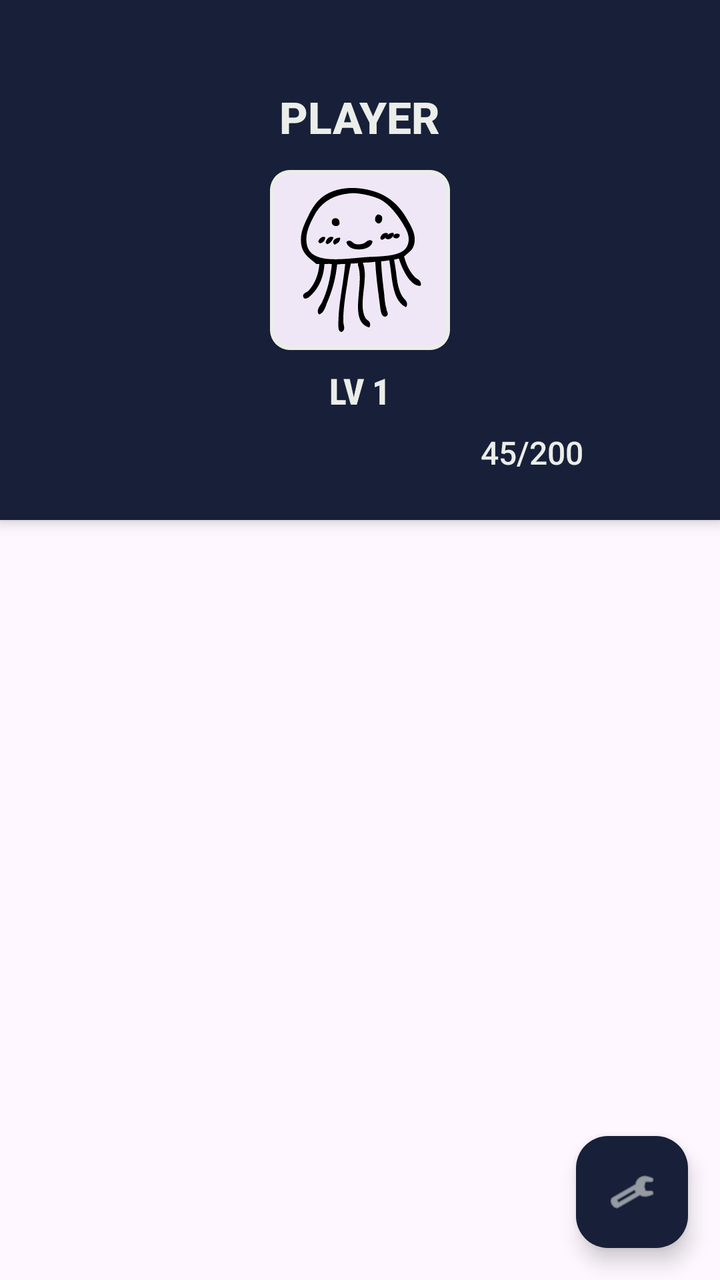
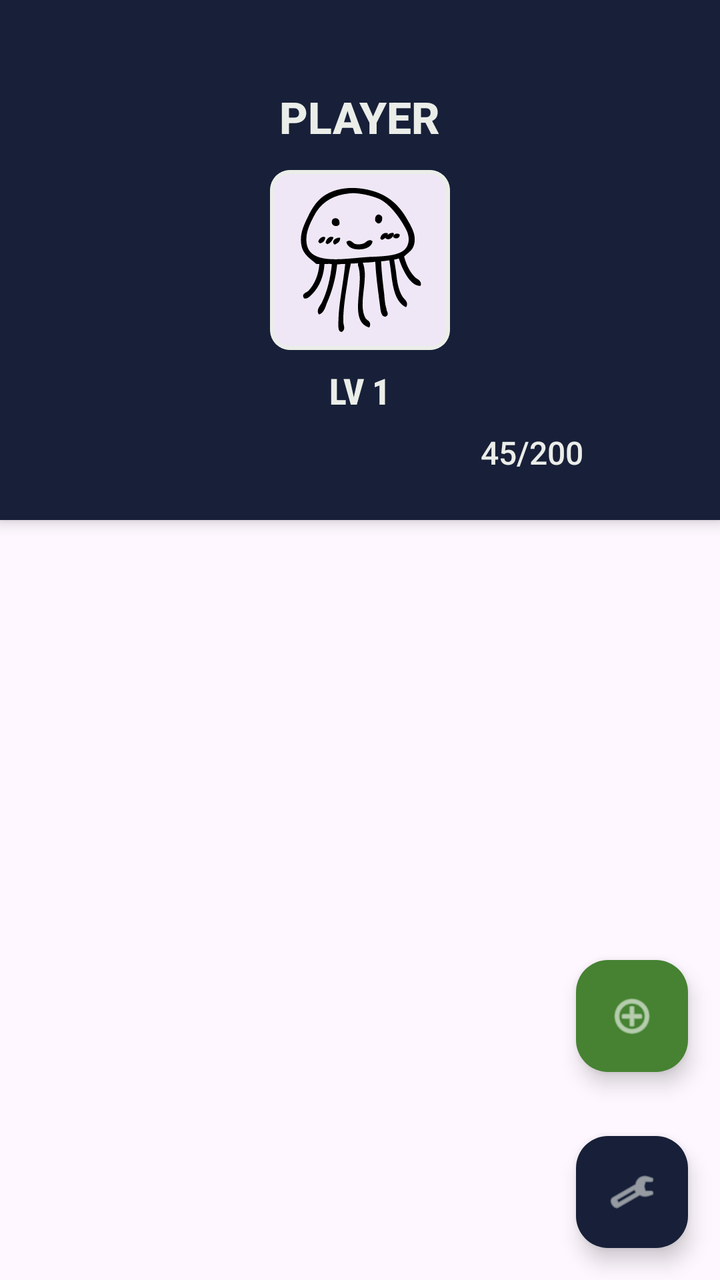

Before-and-after screenshots of an Android layout around one commit, followed by the original layout XML and the change that was made.
<!-- AndroidManifest.xml: application theme Theme.Academo -->
<!-- res/layout/activity_home.xml -->
<?xml version="1.0" encoding="utf-8"?>
<RelativeLayout
    xmlns:android="http://schemas.android.com/apk/res/android"
    xmlns:app="http://schemas.android.com/apk/res-auto"
    xmlns:tools="http://tools.android.com/tools"
    android:id="@+id/main"
    android:layout_width="match_parent"
    android:layout_height="match_parent"
    android:background="?android:attr/windowBackground"
    tools:context=".HomeActivity">

    <com.google.android.material.card.MaterialCardView
        android:id="@+id/profile_bar"
        android:layout_width="match_parent"
        android:layout_height="260dp"
        android:layout_alignParentTop="true"
        app:cardBackgroundColor="#172038"
        app:cardCornerRadius="0dp"
        app:cardElevation="4dp"
        app:strokeWidth="0dp">

        <RelativeLayout
            android:layout_width="match_parent"
            android:layout_height="match_parent"
            android:padding="16dp">

            <TextView
                android:id="@+id/user_name_text"
                android:layout_width="wrap_content"
                android:layout_height="wrap_content"
                android:layout_above="@id/profile_image_container"
                android:layout_centerHorizontal="true"
                android:layout_marginBottom="12dp"
                android:fontFamily="sans-serif-medium"
                android:text="PLAYER"
                android:textColor="#EBEDE9"
                android:textSize="22sp"
                android:textStyle="bold"
                tools:ignore="HardcodedText" />

            <com.google.android.material.card.MaterialCardView
                android:id="@+id/profile_image_container"
                android:layout_width="90dp"
                android:layout_height="90dp"
                android:layout_centerInParent="true"
                app:cardCornerRadius="10dp"
                app:cardElevation="0dp"
                app:strokeColor="#EBEDE9"
                app:strokeWidth="2dp">

                <ImageView
                    android:id="@+id/profile_picture"
                    android:layout_width="match_parent"
                    android:layout_height="match_parent"
                    android:scaleType="centerCrop"
                    android:src="@drawable/profile_picture"
                    android:clickable="true"
                    android:focusable="true" />
            </com.google.android.material.card.MaterialCardView>

            <TextView
                android:id="@+id/level_text"
                android:layout_width="wrap_content"
                android:layout_height="wrap_content"
                android:layout_below="@id/profile_image_container"
                android:layout_centerHorizontal="true"
                android:layout_marginTop="8dp"
                android:fontFamily="sans-serif-condensed-medium"
                android:text="LV 1"
                android:textColor="#EBEDE9"
                android:textSize="18sp"
                android:textStyle="bold"
                tools:ignore="HardcodedText" />

            <LinearLayout
                android:id="@+id/progress_container"
                android:layout_width="wrap_content"
                android:layout_height="wrap_content"
                android:layout_below="@id/level_text"
                android:layout_centerHorizontal="true"
                android:layout_marginTop="8dp"
                android:orientation="horizontal"
                android:gravity="center_vertical">

                <com.google.android.material.progressindicator.LinearProgressIndicator
                    android:id="@+id/level_progress"
                    android:layout_width="160dp"
                    android:layout_height="wrap_content"
                    android:max="100"
                    android:progress="45"
                    app:trackColor="#1A000000"
                    app:indicatorColor="#4CAF50"
                    app:trackCornerRadius="8dp"
                    app:trackThickness="8dp"
                    app:showAnimationBehavior="outward"/>

                <TextView
                    android:id="@+id/xp_text"
                    android:layout_width="wrap_content"
                    android:layout_height="wrap_content"
                    android:layout_marginStart="12dp"
                    android:text="45/200"
                    android:textColor="#EBEDE9"
                    android:textSize="16sp"
                    android:fontFamily="sans-serif-medium" />

            </LinearLayout>


        </RelativeLayout>
    </com.google.android.material.card.MaterialCardView>

    <androidx.recyclerview.widget.RecyclerView
        android:id="@+id/level_select_list"
        android:layout_width="match_parent"
        android:layout_height="match_parent"
        android:layout_below="@id/profile_bar"
        android:layout_alignParentBottom="true"
        android:clipToPadding="false"
        android:paddingTop="16dp"
        android:paddingBottom="16dp" />

    <com.google.android.material.floatingactionbutton.FloatingActionButton
        android:id="@+id/fab_filter"
        android:layout_width="wrap_content"
        android:layout_height="wrap_content"
        android:layout_alignParentBottom="true"
        android:layout_alignParentEnd="true"
        android:layout_margin="16dp"
        android:contentDescription="Filter list"
        app:srcCompat="@android:drawable/ic_menu_manage"
        app:backgroundTint="#172038"
        app:tint="#EBEDE9" />

</RelativeLayout>
<!-- resources referenced by this layout -->
<resources>
  <!-- drawable profile_picture: vector/xml drawable (drawable, 6495 chars, omitted) -->
  <style name="Theme.Academo" parent="Base.Theme.Academo" />
  <style name="Base.Theme.Academo" parent="Theme.Material3.DayNight.NoActionBar">
          
          
      </style>
</resources>

<!-- the commit's change to res/layout/activity_home.xml (unified diff, before → after) -->
@@ -132,4 +132,16 @@
         app:backgroundTint="#172038"
         app:tint="#EBEDE9" />
 
+    <com.google.android.material.floatingactionbutton.FloatingActionButton
+        android:id="@+id/fab_import"
+        android:layout_width="wrap_content"
+        android:layout_height="wrap_content"
+        android:layout_above="@id/fab_filter"
+        android:layout_alignParentEnd="true"
+        android:layout_margin="16dp"
+        android:contentDescription="Import level"
+        app:srcCompat="@android:drawable/ic_menu_add"
+        app:backgroundTint="#468232"
+        app:tint="#FFFFFF" />
+
 </RelativeLayout>
